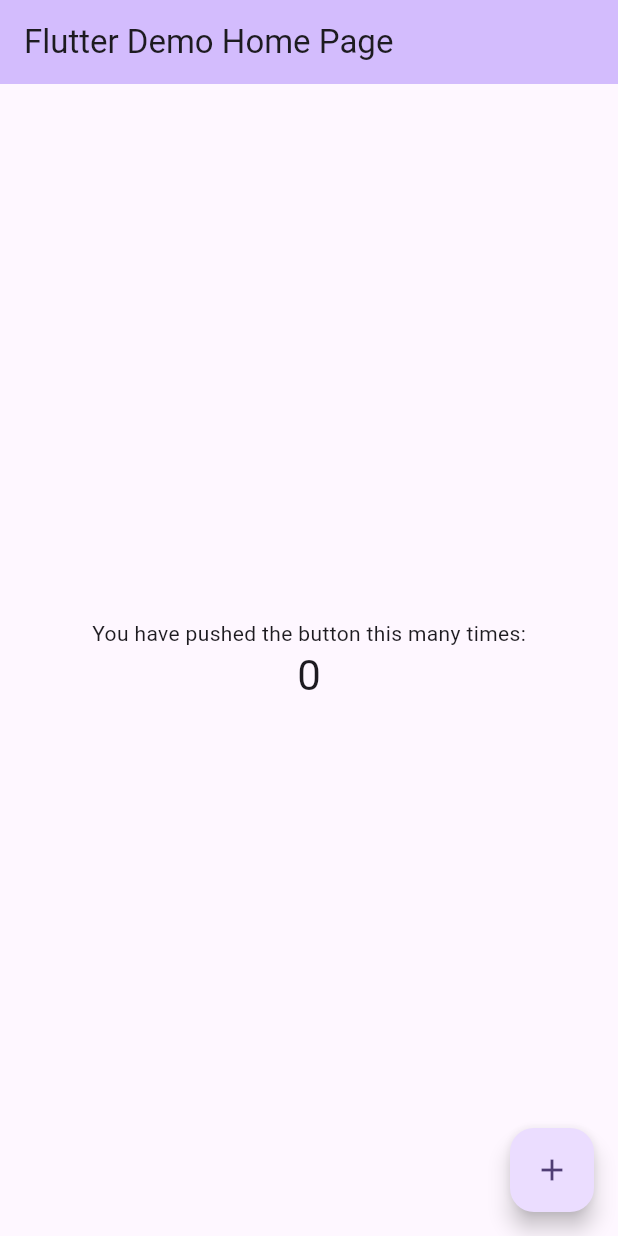
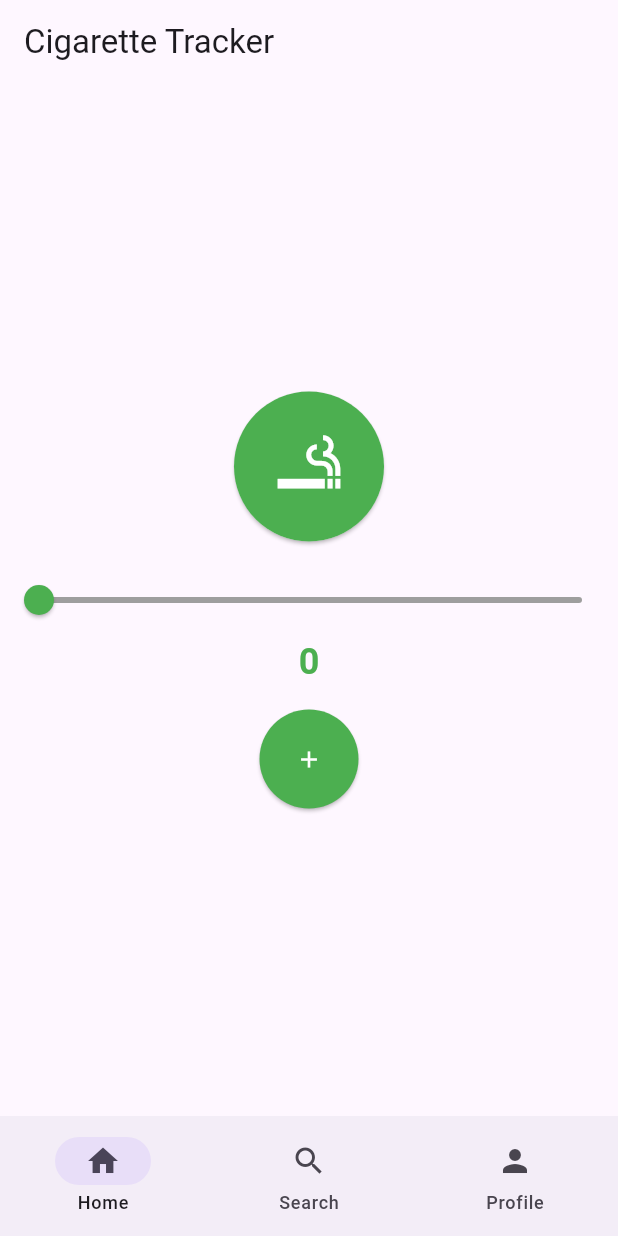
Before and after one commit to edoardop13/myquitbuddy, a Flutter app: the screen it shows after launch, on a phone screen of 412 x 824 dp. Run offline on Flutter 3.47's test engine with Material 3 defaults, Android fonts, the phone set to English and light mode, and no system bars.

Commit message:
feat: cigarettes tracker

```diff
--- /dev/null
+++ b/lib/cigaretteTracker.dart
@@ -0,0 +1,94 @@
+import 'package:flutter/material.dart';
+
+class CigaretteTracker extends StatefulWidget {
+  @override
+  _CigaretteTrackerState createState() => _CigaretteTrackerState();
+}
+
+class _CigaretteTrackerState extends State<CigaretteTracker> {
+  int _cigaretteCount = 0;
+
+  void _incrementCounter() {
+    setState(() {
+      if (_cigaretteCount < 100) _cigaretteCount++;
+    });
+  }
+
+  Color _getColor() {
+    if (_cigaretteCount < 30) {
+      return Colors.green;
+    } else if (_cigaretteCount < 60) {
+      return Colors.orange;
+    } else {
+      return Colors.red;
+    }
+  }
+
+  @override
+  Widget build(BuildContext context) {
+    return Scaffold(
+      body: Center(
+        child: Column(
+          mainAxisAlignment: MainAxisAlignment.center,
+          children: <Widget>[
+            ElevatedButton(
+              onPressed: _incrementCounter,
+              child: CircleAvatar(
+                radius: 50,
+                backgroundColor: _getColor(),
+                child: Icon(
+                  Icons.smoking_rooms,
+                  color: Colors.white,
+                  size: 50,
+                ),
+              ),
+              style: ElevatedButton.styleFrom(
+                // foregroundColor: Colors.white, backgroundColor: _getColor(), // Foreground color
+                shape: CircleBorder(),
+                // padding: EdgeInsets.all(5),
+              )
+            ),
+            // CircleAvatar(
+            //   radius: 50,
+            //   backgroundColor: _getColor(),
+            //   onPressed: _incrementCounter,
+            //   child: Icon(
+            //     Icons.smoking_rooms,
+            //     color: Colors.white,
+            //     size: 50,
+            //   ),
+            // ),
+            SizedBox(height: 15),
+            Slider(
+              value: _cigaretteCount.toDouble(),
+              min: 0,
+              max: 100,
+              divisions: 100,
+              activeColor: _getColor(),
+              inactiveColor: Colors.grey,
+              onChanged: (double value) {},
+            ),
+            Text(
+              '$_cigaretteCount',
+              style: TextStyle(
+                fontSize: 24,
+                fontWeight: FontWeight.bold,
+                color: _getColor(),
+              ),
+            ),
+            SizedBox(height: 15),
+            ElevatedButton(
+              onPressed: _incrementCounter,
+              child: Icon(Icons.add),
+              style: ElevatedButton.styleFrom(
+                foregroundColor: Colors.white, backgroundColor: _getColor(), // Foreground color
+                shape: CircleBorder(),
+                padding: EdgeInsets.all(24),
+              ),
+            ),
+          ],
+        ),
+      ),
+    );
+  }
+}
--- a/lib/main.dart
+++ b/lib/main.dart
@@ -1,7 +1,8 @@
 import 'package:flutter/material.dart';
+import 'cigaretteTracker.dart';
 
 void main() {
-  runApp(const MyApp());
+  runApp(MyApp());
 }
 
 class MyApp extends StatelessWidget {
@@ -11,115 +12,121 @@ class MyApp extends StatelessWidget {
   @override
   Widget build(BuildContext context) {
     return MaterialApp(
-      title: 'Flutter Demo',
+      home: Scaffold(
+        body: CigaretteTracker(),
+        appBar: AppBar(
+          title: const Text('Cigarette Tracker'),
+        ),
+        bottomNavigationBar: NavigationBar(
+        // selectedIndex: _selectedIndex,
+        // onDestinationSelected: _onItemTapped,
+        destinations: const <NavigationDestination>[
+          NavigationDestination(
+            icon: Icon(Icons.home),
+            label: 'Home',
+          ),
+          NavigationDestination(
+            icon: Icon(Icons.search),
+            label: 'Search',
+          ),
+          NavigationDestination(
+            icon: Icon(Icons.person),
+            label: 'Profile',
+          ),
+        ],
+      ),
+      ),
       theme: ThemeData(
-        // This is the theme of your application.
-        //
-        // TRY THIS: Try running your application with "flutter run". You'll see
-        // the application has a purple toolbar. Then, without quitting the app,
-        // try changing the seedColor in the colorScheme below to Colors.green
-        // and then invoke "hot reload" (save your changes or press the "hot
-        // reload" button in a Flutter-supported IDE, or press "r" if you used
-        // the command line to start the app).
-        //
-        // Notice that the counter didn't reset back to zero; the application
-        // state is not lost during the reload. To reset the state, use hot
-        // restart instead.
-        //
-        // This works for code too, not just values: Most code changes can be
-        // tested with just a hot reload.
-        colorScheme: ColorScheme.fromSeed(seedColor: Colors.deepPurple),
         useMaterial3: true,
-      ),
-      home: const MyHomePage(title: 'Flutter Demo Home Page'),
+      )
     );
   }
 }
 
-class MyHomePage extends StatefulWidget {
-  const MyHomePage({super.key, required this.title});
+// class MyHomePage extends StatefulWidget {
+//   const MyHomePage({super.key, required this.title});
 
-  // This widget is the home page of your application. It is stateful, meaning
-  // that it has a State object (defined below) that contains fields that affect
-  // how it looks.
+//   // This widget is the home page of your application. It is stateful, meaning
+//   // that it has a State object (defined below) that contains fields that affect
+//   // how it looks.
 
-  // This class is the configuration for the state. It holds the values (in this
-  // case the title) provided by the parent (in this case the App widget) and
-  // used by the build method of the State. Fields in a Widget subclass are
-  // always marked "final".
+//   // This class is the configuration for the state. It holds the values (in this
+//   // case the title) provided by the parent (in this case the App widget) and
+//   // used by the build method of the State. Fields in a Widget subclass are
+//   // always marked "final".
 
-  final String title;
+//   final String title;
 
-  @override
-  State<MyHomePage> createState() => _MyHomePageState();
-}
+//   @override
+//   State<MyHomePage> createState() => _MyHomePageState();
+// }
 
-class _MyHomePageState extends State<MyHomePage> {
-  int _counter = 0;
+// class _MyHomePageState extends State<MyHomePage> {
+//   int _counter = 0;
 
-  void _incrementCounter() {
-    setState(() {
-      // This call to setState tells the Flutter framework that something has
-      // changed in this State, which causes it to rerun the build method below
-      // so that the display can reflect the updated values. If we changed
-      // _counter without calling setState(), then the build method would not be
-      // called again, and so nothing would appear to happen.
-      _counter++;
-    });
-  }
+//   void _incrementCounter() {
+//     setState(() {
+//       // This call to setState tells the Flutter framework that something has
+//       // changed in this State, which causes it to rerun the build method below
+//       // so that the display can reflect the updated values. If we changed
+//       // _counter without calling setState(), then the build method would not be
+//       // called again, and so nothing would appear to happen.
+//       _counter++;
+//     });
+//   }
 
-  @override
-  Widget build(BuildContext context) {
-    // This method is rerun every time setState is called, for instance as done
-    // by the _incrementCounter method above.
-    //
-    // The Flutter framework has been optimized to make rerunning build methods
-    // fast, so that you can just rebuild anything that needs updating rather
-    // than having to individually change instances of widgets.
-    return Scaffold(
-      appBar: AppBar(
-        // TRY THIS: Try changing the color here to a specific color (to
-        // Colors.amber, perhaps?) and trigger a hot reload to see the AppBar
-        // change color while the other colors stay the same.
-        backgroundColor: Theme.of(context).colorScheme.inversePrimary,
-        // Here we take the value from the MyHomePage object that was created by
-        // the App.build method, and use it to set our appbar title.
-        title: Text(widget.title),
-      ),
-      body: Center(
-        // Center is a layout widget. It takes a single child and positions it
-        // in the middle of the parent.
-        child: Column(
-          // Column is also a layout widget. It takes a list of children and
-          // arranges them vertically. By default, it sizes itself to fit its
-          // children horizontally, and tries to be as tall as its parent.
-          //
-          // Column has various properties to control how it sizes itself and
-          // how it positions its children. Here we use mainAxisAlignment to
-          // center the children vertically; the main axis here is the vertical
-          // axis because Columns are vertical (the cross axis would be
-          // horizontal).
-          //
-          // TRY THIS: Invoke "debug painting" (choose the "Toggle Debug Paint"
-          // action in the IDE, or press "p" in the console), to see the
-          // wireframe for each widget.
-          mainAxisAlignment: MainAxisAlignment.center,
-          children: <Widget>[
-            const Text(
-              'You have pushed the button this many times:',
-            ),
-            Text(
-              '$_counter',
-              style: Theme.of(context).textTheme.headlineMedium,
-            ),
-          ],
-        ),
-      ),
-      floatingActionButton: FloatingActionButton(
-        onPressed: _incrementCounter,
-        tooltip: 'Increment',
-        child: const Icon(Icons.add),
-      ), // This trailing comma makes auto-formatting nicer for build methods.
-    );
-  }
-}
+//   @override
+//   Widget build(BuildContext context) {
+//     // This method is rerun every time setState is called, for instance as done
+//     // by the _incrementCounter method above.
+//     //
+//     // The Flutter framework has been optimized to make rerunning build methods
+//     // fast, so that you can just rebuild anything that needs updating rather
+//     // than having to individually change instances of widgets.
+//     return Scaffold(
+//       appBar: AppBar(
+//         // TRY THIS: Try changing the color here to a specific color (to
+//         // Colors.amber, perhaps?) and trigger a hot reload to see the AppBar
+//         // change color while the other colors stay the same.
+//         backgroundColor: Theme.of(context).colorScheme.inversePrimary,
+//         // Here we take the value from the MyHomePage object that was created by
+//         // the App.build method, and use it to set our appbar title.
+//         title: Text(widget.title),
+//       ),
+//       body: Center(
+//         // Center is a layout widget. It takes a single child and positions it
+//         // in the middle of the parent.
+//         child: Column(
+//           // Column is also a layout widget. It takes a list of children and
+//           // arranges them vertically. By default, it sizes itself to fit its
+//           // children horizontally, and tries to be as tall as its parent.
+//           //
+//           // Column has various properties to control how it sizes itself and
+//           // how it positions its children. Here we use mainAxisAlignment to
+//           // center the children vertically; the main axis here is the vertical
+//           // axis because Columns are vertical (the cross axis would be
+//           // horizontal).
+//           //
+//           // TRY THIS: Invoke "debug painting" (choose the "Toggle Debug Paint"
+//           // action in the IDE, or press "p" in the console), to see the
+//           // wireframe for each widget.
+//           mainAxisAlignment: MainAxisAlignment.center,
+//           children: <Widget>[
+//             const Text(
+//               'You have pushed the button this many times:',
+//             ),
+//             Text(
+//               '$_counter',
+//               style: Theme.of(context).textTheme.headlineMedium,
+//             ),
+//           ],
+//         ),
+//       ),
+//       floatingActionButton: FloatingActionButton(
+//         onPressed: _incrementCounter,
+//         tooltip: 'Increment',
+//         child: const Icon(Icons.add),
+//       ), // This trailing comma makes auto-formatting nicer for build methods.
+//     );
+//   }
+// }
```
